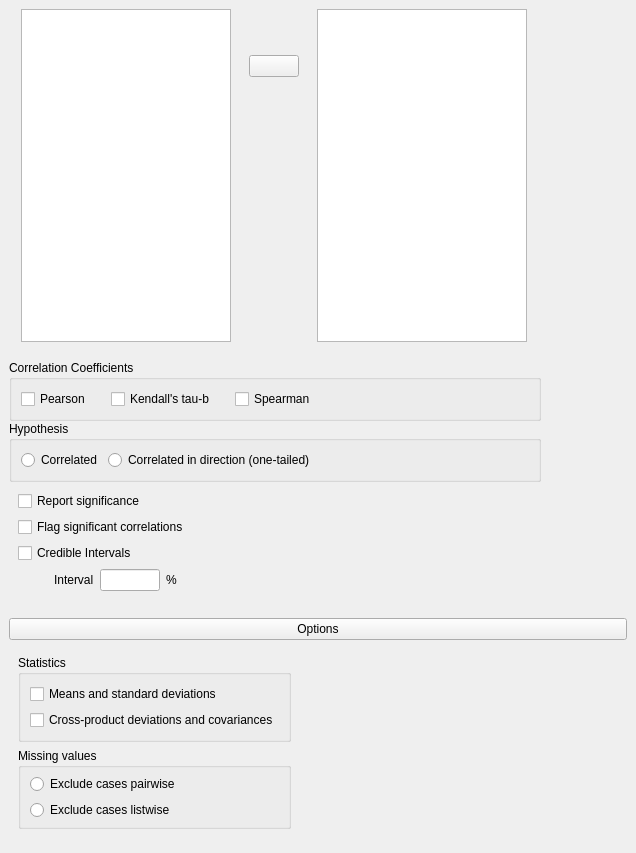
First picture: the form in JASP-Desktop/analysisforms/correlationbayesianform.ui, repository jasp-stats/jasp-desktop, before the edit.
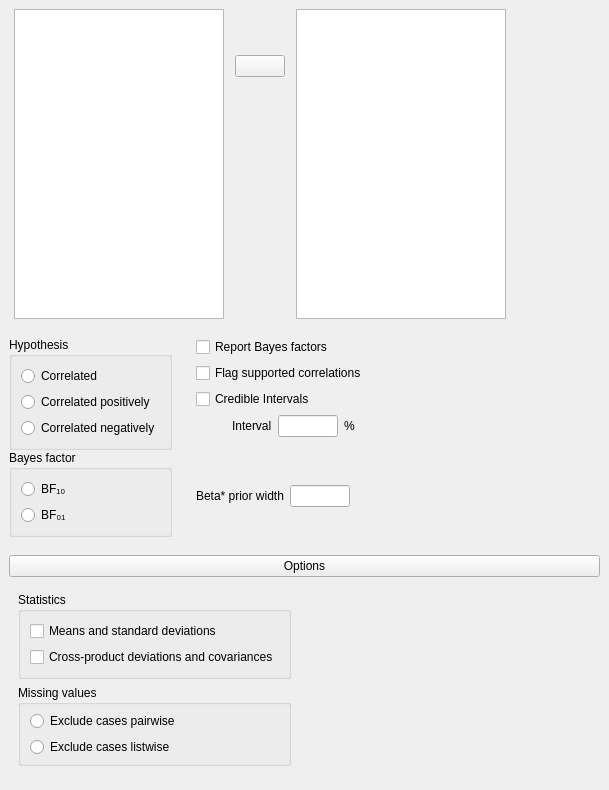
Second picture: the form after the edit. Custom widgets are drawn as their Qt base class.

Commit message:
B Correlation Matrix: Changes to UI and options
#closes #202

```diff
--- a/JASP-Desktop/analysisforms/correlationbayesianform.ui
+++ b/JASP-Desktop/analysisforms/correlationbayesianform.ui
@@ -6,8 +6,8 @@
    <rect>
     <x>0</x>
     <y>0</y>
-    <width>636</width>
-    <height>853</height>
+    <width>609</width>
+    <height>790</height>
    </rect>
   </property>
   <property name="windowTitle">
@@ -29,7 +29,7 @@
    <property name="verticalSpacing">
     <number>0</number>
    </property>
-   <item row="0" column="0">
+   <item row="0" column="0" colspan="2">
     <widget class="QWidget" name="widget_4" native="true">
      <property name="minimumSize">
       <size>
@@ -97,7 +97,7 @@
      </layout>
     </widget>
    </item>
-   <item row="0" column="1" rowspan="2">
+   <item row="0" column="2">
     <widget class="QWidget" name="widget_2" native="true">
      <property name="minimumSize">
       <size>
@@ -107,13 +107,39 @@
      </property>
     </widget>
    </item>
-   <item row="1" column="0">
+   <item row="1" column="0" rowspan="2">
     <widget class="QWidget" name="widget_5" native="true">
      <layout class="QGridLayout" name="gridLayout_11">
       <property name="verticalSpacing">
        <number>0</number>
       </property>
       <item row="1" column="0">
+       <widget class="BoundGroupBox" name="bayesFactorType">
+        <property name="title">
+         <string>Bayes factor</string>
+        </property>
+        <property name="flat">
+         <bool>true</bool>
+        </property>
+        <layout class="QGridLayout" name="gridLayout_2">
+         <item row="0" column="0">
+          <widget class="QRadioButton" name="radioButton">
+           <property name="text">
+            <string>BF₁₀</string>
+           </property>
+          </widget>
+         </item>
+         <item row="1" column="0">
+          <widget class="QRadioButton" name="radioButton_2">
+           <property name="text">
+            <string>BF₀₁</string>
+           </property>
+          </widget>
+         </item>
+        </layout>
+       </widget>
+      </item>
+      <item row="0" column="0">
        <widget class="BoundGroupBox" name="hypothesis">
         <property name="title">
          <string>Hypothesis</string>
@@ -122,13 +148,6 @@
          <bool>true</bool>
         </property>
         <layout class="QGridLayout" name="gridLayout_3">
-         <item row="0" column="1">
-          <widget class="QRadioButton" name="_2correlatedInDirection">
-           <property name="text">
-            <string>Correlated in direction (one-tailed)</string>
-           </property>
-          </widget>
-         </item>
          <item row="0" column="0">
           <widget class="QRadioButton" name="_1correlated">
            <property name="text">
@@ -136,92 +155,33 @@
            </property>
           </widget>
          </item>
-         <item row="0" column="2">
-          <spacer name="horizontalSpacer_3">
-           <property name="orientation">
-            <enum>Qt::Horizontal</enum>
-           </property>
-           <property name="sizeHint" stdset="0">
-            <size>
-             <width>40</width>
-             <height>20</height>
-            </size>
-           </property>
-          </spacer>
-         </item>
-        </layout>
-       </widget>
-      </item>
-      <item row="0" column="0">
-       <widget class="QGroupBox" name="groupBox">
-        <property name="title">
-         <string>Correlation Coefficients</string>
-        </property>
-        <property name="flat">
-         <bool>true</bool>
-        </property>
-        <layout class="QGridLayout" name="gridLayout_2">
-         <property name="horizontalSpacing">
-          <number>20</number>
-         </property>
-         <item row="0" column="1">
-          <widget class="BoundCheckBox" name="kendallsTauB">
-           <property name="text">
-            <string>Kendall's tau-b</string>
-           </property>
-          </widget>
-         </item>
-         <item row="0" column="2">
-          <widget class="BoundCheckBox" name="spearman">
-           <property name="text">
-            <string>Spearman</string>
-           </property>
-          </widget>
-         </item>
-         <item row="0" column="0">
-          <widget class="BoundCheckBox" name="pearson">
-           <property name="text">
-            <string>Pearson</string>
-           </property>
-          </widget>
-         </item>
-         <item row="0" column="3">
-          <spacer name="horizontalSpacer_2">
-           <property name="orientation">
-            <enum>Qt::Horizontal</enum>
-           </property>
-           <property name="sizeHint" stdset="0">
-            <size>
-             <width>40</width>
-             <height>20</height>
-            </size>
-           </property>
-          </spacer>
-         </item>
-        </layout>
-       </widget>
-      </item>
       <item row="2" column="0">
+          <widget class="QRadioButton" name="_3correlatedNegatively">
+           <property name="text">
+            <string>Correlated negatively</string>
+           </property>
+          </widget>
+         </item>
+         <item row="1" column="0">
+          <widget class="QRadioButton" name="_2correlatedPositively">
+           <property name="text">
+            <string>Correlated positively</string>
+           </property>
+          </widget>
+         </item>
+        </layout>
+       </widget>
+      </item>
+     </layout>
+    </widget>
+   </item>
+   <item row="1" column="1" colspan="2">
        <widget class="QWidget" name="widget_7" native="true">
         <layout class="QGridLayout" name="gridLayout_5">
          <property name="leftMargin">
           <number>9</number>
          </property>
-         <item row="0" column="0">
-          <widget class="BoundCheckBox" name="reportSignificance">
-           <property name="text">
-            <string>Report significance</string>
-           </property>
-          </widget>
-         </item>
-         <item row="1" column="0">
-          <widget class="BoundCheckBox" name="flagSignificant">
-           <property name="text">
-            <string>Flag significant correlations</string>
-           </property>
-          </widget>
-         </item>
-         <item row="3" column="0">
+      <item row="4" column="0">
           <widget class="QWidget" name="credibleIntervalsIntervalContainer" native="true">
            <layout class="QGridLayout" name="gridLayout_4">
             <property name="leftMargin">
@@ -287,6 +247,20 @@
           </widget>
          </item>
          <item row="2" column="0">
+       <widget class="BoundCheckBox" name="flagSupported">
+        <property name="text">
+         <string>Flag supported correlations</string>
+        </property>
+       </widget>
+      </item>
+      <item row="1" column="0">
+       <widget class="BoundCheckBox" name="reportBayesFactors">
+        <property name="text">
+         <string>Report Bayes factors</string>
+        </property>
+       </widget>
+      </item>
+      <item row="3" column="0">
           <widget class="BoundCheckBox" name="credibleIntervals">
            <property name="text">
             <string>Credible Intervals</string>
@@ -296,10 +270,43 @@
         </layout>
        </widget>
       </item>
+   <item row="2" column="1">
+    <widget class="QWidget" name="groupPrior" native="true">
+     <layout class="QGridLayout" name="gridLayout_8">
+      <item row="0" column="1">
+       <widget class="BoundTextBox" name="priorWidth">
+        <property name="maximumSize">
+         <size>
+          <width>60</width>
+          <height>16777215</height>
+         </size>
+        </property>
+       </widget>
+      </item>
+      <item row="0" column="0">
+       <widget class="QLabel" name="label_3">
+        <property name="text">
+         <string>Beta* prior width</string>
+        </property>
+       </widget>
+      </item>
+      <item row="0" column="2">
+       <spacer name="horizontalSpacer_2">
+        <property name="orientation">
+         <enum>Qt::Horizontal</enum>
+        </property>
+        <property name="sizeHint" stdset="0">
+         <size>
+          <width>40</width>
+          <height>20</height>
+         </size>
+        </property>
+       </spacer>
+      </item>
      </layout>
     </widget>
    </item>
-   <item row="2" column="0" colspan="2">
+   <item row="3" column="0" colspan="3">
     <widget class="QWidget" name="optionsWidget" native="true">
      <layout class="QGridLayout" name="gridLayout">
       <item row="0" column="0">
@@ -402,32 +409,32 @@
    <extends>QListView</extends>
    <header>widgets/availablefieldslistview.h</header>
   </customwidget>
+  <customwidget>
+   <class>BoundListView</class>
+   <extends>QListView</extends>
+   <header>widgets/boundlistview.h</header>
+  </customwidget>
   <customwidget>
    <class>BoundCheckBox</class>
    <extends>QCheckBox</extends>
    <header>widgets/boundcheckbox.h</header>
   </customwidget>
+  <customwidget>
+   <class>BoundTextBox</class>
+   <extends>QLineEdit</extends>
+   <header>widgets/boundtextbox.h</header>
+  </customwidget>
   <customwidget>
    <class>BoundGroupBox</class>
    <extends>QGroupBox</extends>
    <header>widgets/boundgroupbox.h</header>
    <container>1</container>
   </customwidget>
-  <customwidget>
-   <class>BoundListView</class>
-   <extends>QListView</extends>
-   <header>widgets/boundlistview.h</header>
-  </customwidget>
   <customwidget>
    <class>ExpanderButton</class>
    <extends>QPushButton</extends>
    <header>widgets/expanderbutton.h</header>
   </customwidget>
-  <customwidget>
-   <class>BoundTextBox</class>
-   <extends>QLineEdit</extends>
-   <header>widgets/boundtextbox.h</header>
-  </customwidget>
  </customwidgets>
  <resources/>
  <connections/>
```
Lines whose indentation alone changed are shown as unchanged. The commit also changes 2 other files.
